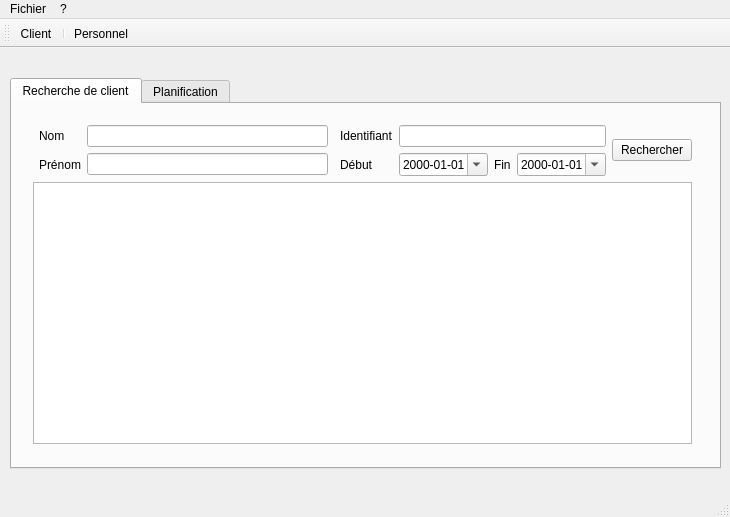
Above: TP_ASR/mainwindow.ui from RBFUZ/TP_STL before the change. Below: the same form after it.
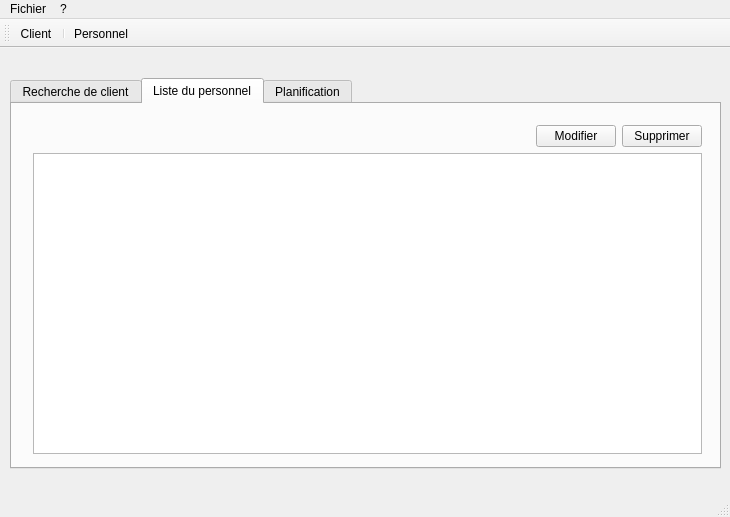
That is the form after the change. Icons and pictures are not drawn.

Commit message:
Affichage liste du personnel OK
Modification et suppression de personnel n'est pas encore fait.

Diff of the .ui file:
```diff
--- a/TP_ASR/mainwindow.ui
+++ b/TP_ASR/mainwindow.ui
@@ -24,7 +24,7 @@
      </rect>
     </property>
     <property name="currentIndex">
-     <number>0</number>
+     <number>1</number>
     </property>
     <widget class="QWidget" name="tabRecherche">
      <attribute name="title">
@@ -117,6 +117,56 @@
       </layout>
      </widget>
     </widget>
+    <widget class="QWidget" name="tabListePersonnel">
+     <attribute name="title">
+      <string>Liste du personnel</string>
+     </attribute>
+     <widget class="QWidget" name="gridLayoutWidget_3">
+      <property name="geometry">
+       <rect>
+        <x>10</x>
+        <y>10</y>
+        <width>691</width>
+        <height>351</height>
+       </rect>
+      </property>
+      <layout class="QGridLayout" name="gridLayout">
+       <item row="0" column="1">
+        <widget class="QPushButton" name="btnModifier">
+         <property name="text">
+          <string>Modifier</string>
+         </property>
+        </widget>
+       </item>
+       <item row="0" column="2">
+        <widget class="QPushButton" name="btnSupprimer">
+         <property name="text">
+          <string>Supprimer</string>
+         </property>
+        </widget>
+       </item>
+       <item row="0" column="0">
+        <spacer name="horizontalSpacer">
+         <property name="orientation">
+          <enum>Qt::Horizontal</enum>
+         </property>
+         <property name="sizeType">
+          <enum>QSizePolicy::Expanding</enum>
+         </property>
+         <property name="sizeHint" stdset="0">
+          <size>
+           <width>40</width>
+           <height>20</height>
+          </size>
+         </property>
+        </spacer>
+       </item>
+       <item row="1" column="0" colspan="3">
+        <widget class="QTreeView" name="treeView"/>
+       </item>
+      </layout>
+     </widget>
+    </widget>
     <widget class="QWidget" name="tabPlanification">
      <attribute name="title">
       <string>Planification</string>
```
The commit also changes 30 other files.
